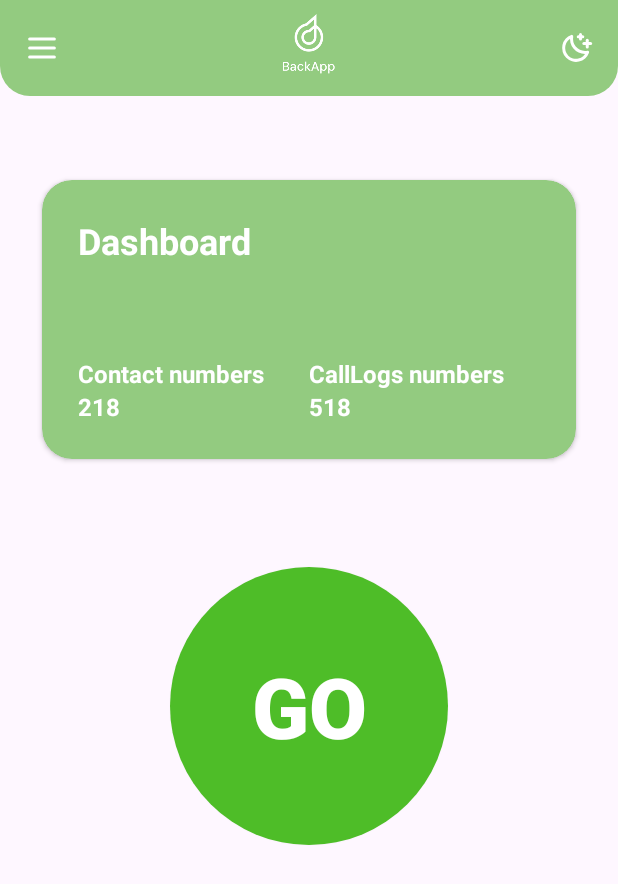
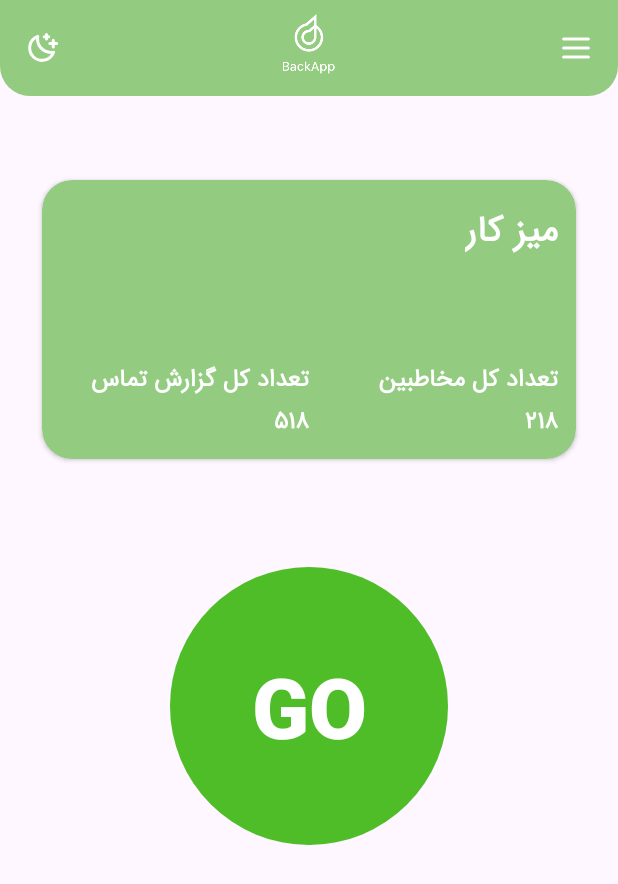
Before and after one commit to NovaAppsDev/Call-Safe-Backup, an Android app: the screen it shows after launch (MainActivity), on a phone screen of 412 x 824 dp. Shown: the top 884 px of the screen. Run offline under Robolectric (Android 15) with nearby library versions, the phone set to English and light mode, and no system bars; 3 statements that could not run were skipped.

Commit message:
Permission Handler and import Hilt - #5

```diff
--- a/app/src/main/AndroidManifest.xml
+++ b/app/src/main/AndroidManifest.xml
@@ -1,6 +1,9 @@
 <?xml version="1.0" encoding="utf-8"?>
 <manifest xmlns:android="http://schemas.android.com/apk/res/android"
     xmlns:tools="http://schemas.android.com/tools">
+
+    <uses-permission android:name="android.permission.READ_CALL_LOG"/>
+    <uses-permission android:name="android.permission.READ_CONTACTS"/>
 
     <application
         android:allowBackup="true"
--- a/app/src/main/java/ir/novaapps/callsafebackup/view/HomeFragment.kt
+++ b/app/src/main/java/ir/novaapps/callsafebackup/view/HomeFragment.kt
@@ -1,17 +1,32 @@
 package ir.novaapps.callsafebackup.view
 
+import android.Manifest
+import android.content.DialogInterface
+import android.content.Intent
+import android.content.pm.PackageManager
+import android.net.Uri
 import android.os.Bundle
+import android.provider.Settings
+import android.util.Log
 import androidx.fragment.app.Fragment
 import android.view.LayoutInflater
 import android.view.View
 import android.view.ViewGroup
+import androidx.activity.result.contract.ActivityResultContracts
+import androidx.appcompat.app.AlertDialog
+import androidx.core.app.ActivityCompat
+import androidx.core.content.ContextCompat
+import androidx.fragment.app.viewModels
 import androidx.lifecycle.Lifecycle
+import androidx.lifecycle.ViewModel
 import androidx.lifecycle.lifecycleScope
 import androidx.lifecycle.repeatOnLifecycle
 import ir.novaapps.callsafebackup.R
+import ir.novaapps.callsafebackup.data.domain.usecase.GetContactUseCase
 import ir.novaapps.callsafebackup.databinding.HomeFragmentBinding
 import ir.novaapps.callsafebackup.databinding.IntroFragmentBinding
 import ir.novaapps.callsafebackup.utils.BaseFragment
+import ir.novaapps.callsafebackup.viewmodel.ContactViewModel
 import kotlinx.coroutines.delay
 import kotlinx.coroutines.launch
 
@@ -22,18 +37,29 @@ class HomeFragment : BaseFragment<HomeFragmentBinding>() {
         get() = HomeFragmentBinding::inflate
 
 
+    private val contactViewModel: ContactViewModel by viewModels()
+
     override fun onCreateView(
         inflater: LayoutInflater, container: ViewGroup?,
         savedInstanceState: Bundle?
     ): View? {
-        // Inflate the layout for this fragment
+
+        contactViewModel.loadContacts(requireContext())
+
         return super.onCreateView(inflater, container, savedInstanceState)
     }
 
     override fun onViewCreated(view: View, savedInstanceState: Bundle?) {
         super.onViewCreated(view, savedInstanceState)
-
+        viewLifecycleOwner.lifecycleScope.launch {
+            viewLifecycleOwner.repeatOnLifecycle(Lifecycle.State.STARTED) {
+                contactViewModel.contacts.collect{result->
+                    Log.e("14145" , result.size.toString())
+                }
+            }
+        }
 
     }
 
+
 }
--- a/app/src/main/java/ir/novaapps/callsafebackup/viewmodel/ContactViewModel.kt
+++ b/app/src/main/java/ir/novaapps/callsafebackup/viewmodel/ContactViewModel.kt
@@ -4,6 +4,7 @@ import android.content.Context
 import androidx.lifecycle.ViewModel
 import androidx.lifecycle.viewModelScope
 import ir.novaapps.callsafebackup.data.domain.model.ContactModel
+import ir.novaapps.callsafebackup.data.domain.repository.ContactRepository
 import ir.novaapps.callsafebackup.data.domain.usecase.GetContactUseCase
 import kotlinx.coroutines.flow.MutableStateFlow
 import kotlinx.coroutines.flow.StateFlow
--- a/app/src/main/res/layout/home_fragment.xml
+++ b/app/src/main/res/layout/home_fragment.xml
@@ -3,6 +3,7 @@
     xmlns:tools="http://schemas.android.com/tools"
     android:layout_width="match_parent"
     android:layout_height="match_parent"
+    android:layoutDirection="rtl"
     xmlns:app="http://schemas.android.com/apk/res-auto"
     tools:context=".view.IntroFragment">
 
@@ -42,14 +43,15 @@
         app:cardBackgroundColor="@color/primaryColor"
         android:layout_below="@+id/topAppBar">
         <RelativeLayout
-            android:padding="24dp"
+            android:padding="12dp"
             android:layout_width="match_parent"
             android:layout_height="match_parent">
             <TextView
                 android:textColor="@color/onPrimaryColor"
                 android:layout_width="wrap_content"
                 android:layout_height="wrap_content"
-                android:text="Dashboard"
+                android:text="میز کار"
+                android:fontFamily="@font/iransansweb_fanum"
                 android:textStyle="bold"
                 android:textSize="24sp"/>
 
@@ -68,7 +70,8 @@
                         android:textColor="@color/onPrimaryColor"
                         android:layout_width="wrap_content"
                         android:layout_height="wrap_content"
-                        android:text="Contact numbers"
+                        android:text="تعداد کل مخاطبین"
+                        android:fontFamily="@font/iransansweb_fanum"
                         android:textStyle="bold"
                         android:textSize="16sp"/>
                     <TextView
@@ -76,6 +79,7 @@
                         android:layout_width="wrap_content"
                         android:layout_height="wrap_content"
                         android:text="218"
+                        android:fontFamily="@font/iransansweb_fanum"
                         android:textStyle="bold"
                         android:textSize="16sp"/>
                 </LinearLayout>
@@ -88,7 +92,8 @@
                         android:textColor="@color/onPrimaryColor"
                         android:layout_width="wrap_content"
                         android:layout_height="wrap_content"
-                        android:text="CallLogs numbers"
+                        android:text="تعداد کل گزارش تماس"
+                        android:fontFamily="@font/iransansweb_fanum"
                         android:textStyle="bold"
                         android:textSize="16sp"/>
                     <TextView
@@ -96,6 +101,7 @@
                         android:layout_width="wrap_content"
                         android:layout_height="wrap_content"
                         android:text="518"
+                        android:fontFamily="@font/iransansweb_fanum"
                         android:textStyle="bold"
                         android:textSize="16sp"/>
                 </LinearLayout>
--- a/app/src/main/res/navigation/nav_graph.xml
+++ b/app/src/main/res/navigation/nav_graph.xml
@@ -11,12 +11,21 @@
         android:label="intro_fragment"
         tools:layout="@layout/intro_fragment" >
         <action
-            android:id="@+id/action_introFragment_to_homeFragment"
-            app:destination="@id/homeFragment" />
+            android:id="@+id/action_introFragment_to_permissionFragment"
+            app:destination="@id/permissionFragment" />
     </fragment>
     <fragment
         android:id="@+id/homeFragment"
         android:name="ir.novaapps.callsafebackup.view.HomeFragment"
         android:label="HomeFragment"
         tools:layout="@layout/home_fragment"/>
+    <fragment
+        tools:layout="@layout/permission_fragment"
+        android:id="@+id/permissionFragment"
+        android:name="ir.novaapps.callsafebackup.view.PermissionFragment"
+        android:label="PermissionFragment" >
+        <action
+            android:id="@+id/action_permissionFragment_to_homeFragment"
+            app:destination="@id/homeFragment" />
+    </fragment>
 </navigation>
--- a/build.gradle.kts
+++ b/build.gradle.kts
@@ -3,4 +3,7 @@ plugins {
     alias(libs.plugins.android.application) apply false
     alias(libs.plugins.kotlin.android) apply false
     alias(libs.plugins.navigation) apply false
+    alias(libs.plugins.hiltAndroid) apply false
+    alias(libs.plugins.ksp) apply false
+
 }
```
Also changed, not shown: app/build.gradle.kts (+9 -0 lines), app/src/main/java/ir/novaapps/callsafebackup/view/PermissionFragment.kt (added, +201 -0 lines), app/src/main/res/layout/permission_fragment.xml (added, +28 -0 lines), gradle/libs.versions.toml (+8 -0 lines), app/src/main/res/font/iransansweb_fanum.ttf (added).
